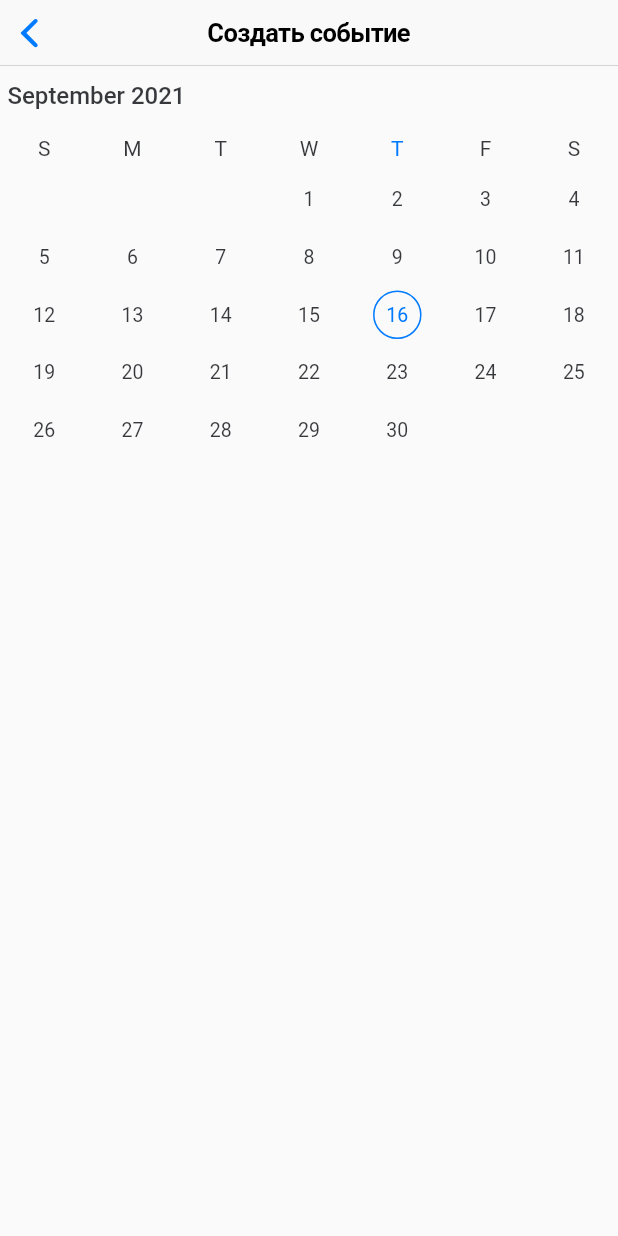
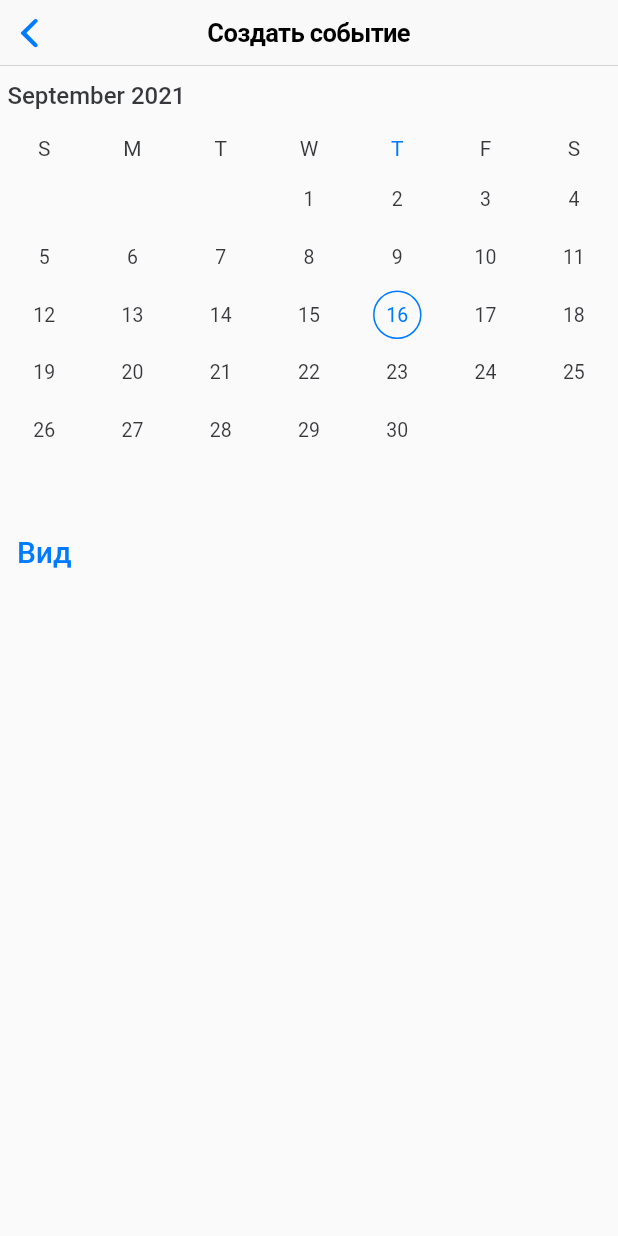
Before and after one commit to IT3G/work-calendar-mobile, a Flutter app: the CalendarScreen screen opened directly with empty values, after a tap on the "add" icon, on a phone screen of 412 x 824 dp. Run offline on Flutter 3.47's test engine with Material 2 defaults, Android fonts, the phone set to English and light mode, and no system bars; drawn by our look-alikes of syncfusion_flutter_calendar, syncfusion_flutter_datepicker; our stand-ins replace flutter_dotenv, flutter_redux, flutter_spinkit, localstorage, redux; network calls fail.

Commit message:
add modal for calendar form

```diff
--- a/lib/screens/calendar/employee_calendar_form.dart
+++ b/lib/screens/calendar/employee_calendar_form.dart
@@ -1,5 +1,6 @@
 import 'package:flutter/cupertino.dart';
 import 'package:flutter/material.dart';
+import 'package:it2g_calendar_mobile/shared/constants/calendar_const.dart';
 import 'package:syncfusion_flutter_datepicker/datepicker.dart';
 
 class EmployeeCalendarForm extends StatefulWidget {
@@ -12,15 +13,60 @@ class EmployeeCalendarForm extends StatefulWidget {
 class EmployeeCalendarFormState extends State<EmployeeCalendarForm> {
   final _calendarFormKey = GlobalKey<FormState>();
 
+  String selectedEventType = '';
+  Map<String, dynamic> rangeDate = {};
+  // TextEditingController commentField = new TextEditingController();
+
+  void openEventTypes() {
+    showCupertinoModalPopup<void>(
+      context: context,
+      builder: (BuildContext context) => CupertinoActionSheet(
+        title: const Text(
+          'Вид присутствия',
+          style: TextStyle(fontSize: 20),
+        ),
+        actions: <CupertinoActionSheetAction>[
+          for (String eventTypeName in eventTypeNames)
+            CupertinoActionSheetAction(
+              child: Text(eventTypeName),
+              onPressed: () {
+                setState(() {
+                  selectedEventType = eventTypeName;
+                });
+                Navigator.pop(context);
+              },
+            ),
+        ],
+      ),
+    );
+  }
+
+  void onSelectDate(DateRangePickerSelectionChangedArgs data) {
+    setState(() {
+      rangeDate = {
+        'dateStart': data.value.startDate,
+        'dateEnd': data.value.endDate
+      };
+    });
+  }
+
   @override
   Widget build(BuildContext context) {
     return Form(
         key: _calendarFormKey,
         child: Column(
+          crossAxisAlignment: CrossAxisAlignment.start,
           children: [
             SfDateRangePicker(
+              onSelectionChanged: onSelectDate,
               selectionMode: DateRangePickerSelectionMode.range,
             ),
+            TextButton(
+                onPressed: openEventTypes,
+                child: Text(
+                  "Вид $selectedEventType",
+                  style: TextStyle(fontSize: 20),
+                )),
           ],
         ));
   }
--- /dev/null
+++ b/lib/shared/constants/calendar_const.dart
@@ -0,0 +1,7 @@
+const List<String> eventTypeNames = [
+  'Стандартно',
+  'Особое',
+  'Отсутствие',
+  'Отпуск',
+  'Болезнь'
+];
```
